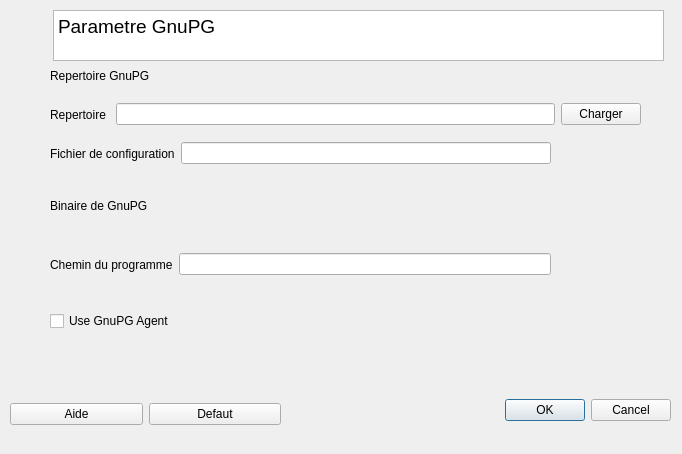
Old version of the form GuiPG/src/View/config.ui in the repository Diakakodo/GuiPG.
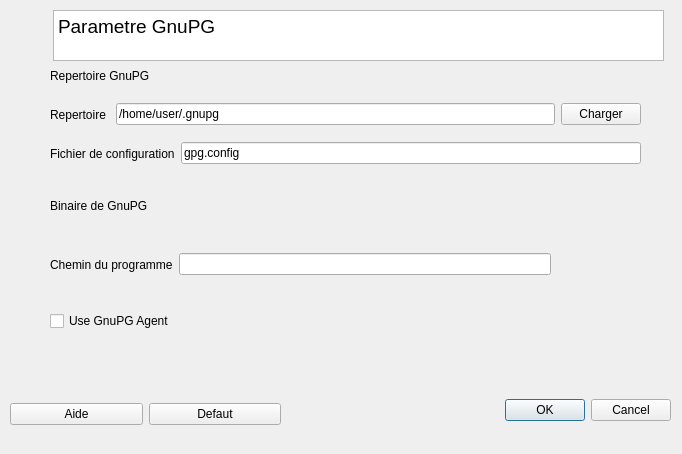
New version of the form.

```diff
--- a/GuiPG/src/View/config.ui
+++ b/GuiPG/src/View/config.ui
@@ -82,7 +82,7 @@
 &lt;p style=&quot; margin-top:0px; margin-bottom:0px; margin-left:0px; margin-right:0px; -qt-block-indent:0; text-indent:0px;&quot;&gt;&lt;span style=&quot; font-size:14pt;&quot;&gt;Parametre GnuPG &lt;/span&gt;&lt;/p&gt;&lt;/body&gt;&lt;/html&gt;</string>
    </property>
   </widget>
-  <widget class="QWidget" name="">
+  <widget class="QWidget" name="layoutWidget">
    <property name="geometry">
     <rect>
      <x>50</x>
@@ -104,7 +104,7 @@
     </item>
    </layout>
   </widget>
-  <widget class="QWidget" name="">
+  <widget class="QWidget" name="layoutWidget">
    <property name="geometry">
     <rect>
      <x>10</x>
@@ -130,12 +130,12 @@
     </item>
    </layout>
   </widget>
-  <widget class="QWidget" name="">
+  <widget class="QWidget" name="layoutWidget">
    <property name="geometry">
     <rect>
      <x>50</x>
      <y>139</y>
-     <width>501</width>
+     <width>591</width>
      <height>29</height>
     </rect>
    </property>
@@ -148,11 +148,15 @@
      </widget>
     </item>
     <item>
-     <widget class="QLineEdit" name="lineEdit"/>
+     <widget class="QLineEdit" name="lineEdit">
+      <property name="text">
+       <string>gpg.config</string>
+      </property>
+     </widget>
     </item>
    </layout>
   </widget>
-  <widget class="QWidget" name="">
+  <widget class="QWidget" name="layoutWidget">
    <property name="geometry">
     <rect>
      <x>50</x>
@@ -170,7 +174,11 @@
      </widget>
     </item>
     <item>
-     <widget class="QLineEdit" name="lineEdit_2"/>
+     <widget class="QLineEdit" name="lineEdit_2">
+      <property name="text">
+       <string>/home/user/.gnupg</string>
+      </property>
+     </widget>
     </item>
     <item>
      <widget class="QPushButton" name="pushButton">
```
